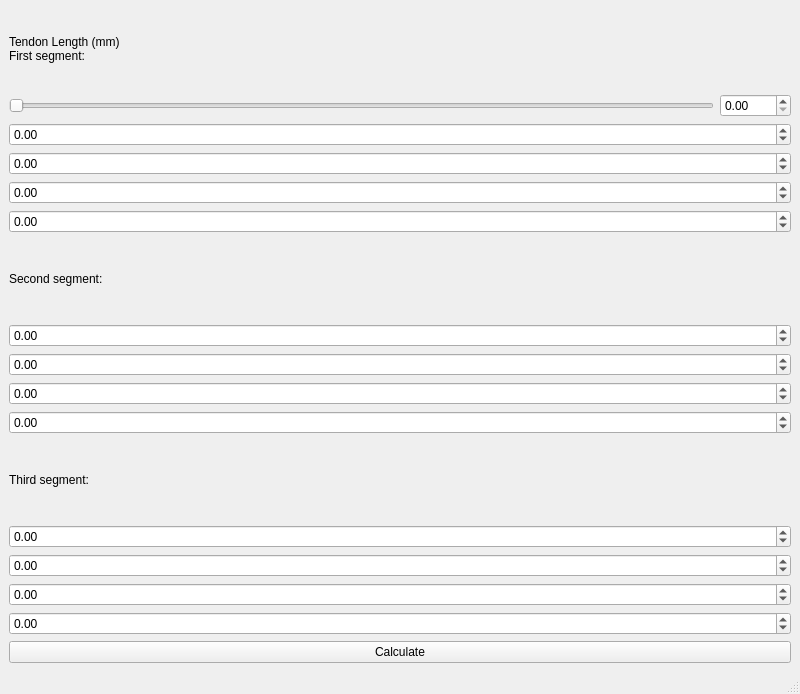
Above: mainwindow.ui from jeremyxu1998/TDCR_Simulator before the change. Below: the same form after it.
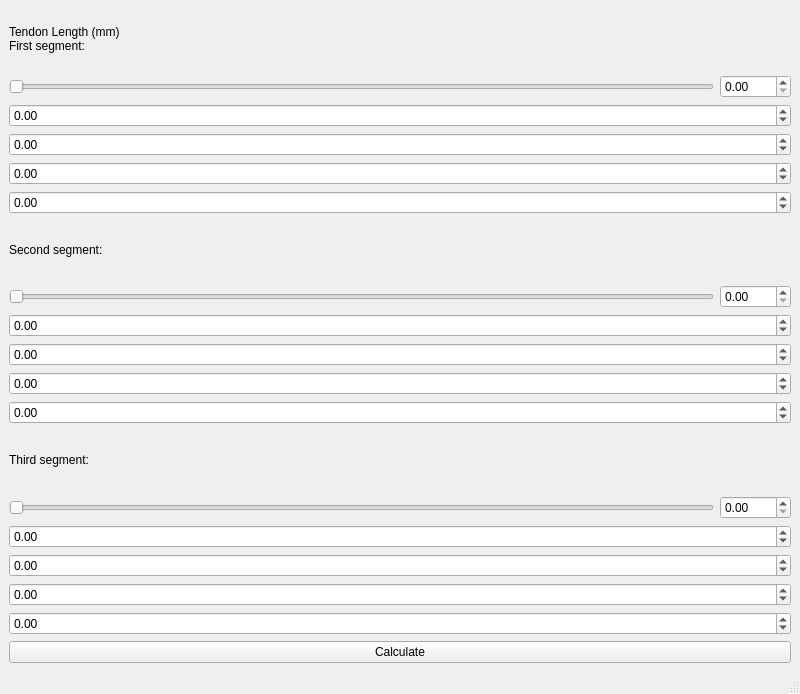
That is the form after the change.

Diff of the .ui file:
```diff
--- a/mainwindow.ui
+++ b/mainwindow.ui
@@ -83,6 +83,24 @@
           </property>
          </widget>
         </item>
+        <item>
+         <layout class="QHBoxLayout" name="segLen_2">
+          <item>
+           <widget class="QSlider" name="segLenSlider_2">
+            <property name="orientation">
+             <enum>Qt::Horizontal</enum>
+            </property>
+           </widget>
+          </item>
+          <item>
+           <widget class="QDoubleSpinBox" name="segLenBox_2">
+            <property name="maximum">
+             <double>9999.989999999999782</double>
+            </property>
+           </widget>
+          </item>
+         </layout>
+        </item>
         <item>
          <widget class="QDoubleSpinBox" name="tendon_2_1">
           <property name="minimum">
@@ -118,6 +136,24 @@
           </property>
          </widget>
         </item>
+        <item>
+         <layout class="QHBoxLayout" name="segLen_3">
+          <item>
+           <widget class="QSlider" name="segLenSlider_3">
+            <property name="orientation">
+             <enum>Qt::Horizontal</enum>
+            </property>
+           </widget>
+          </item>
+          <item>
+           <widget class="QDoubleSpinBox" name="segLenBox_3">
+            <property name="maximum">
+             <double>9999.989999999999782</double>
+            </property>
+           </widget>
+          </item>
+         </layout>
+        </item>
         <item>
          <widget class="QDoubleSpinBox" name="tendon_3_1">
           <property name="minimum">
```
